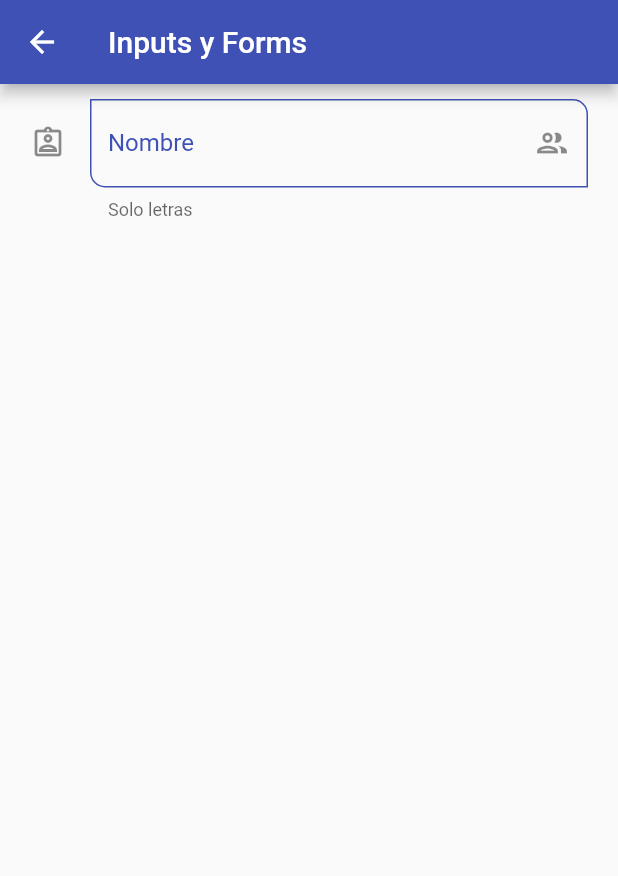
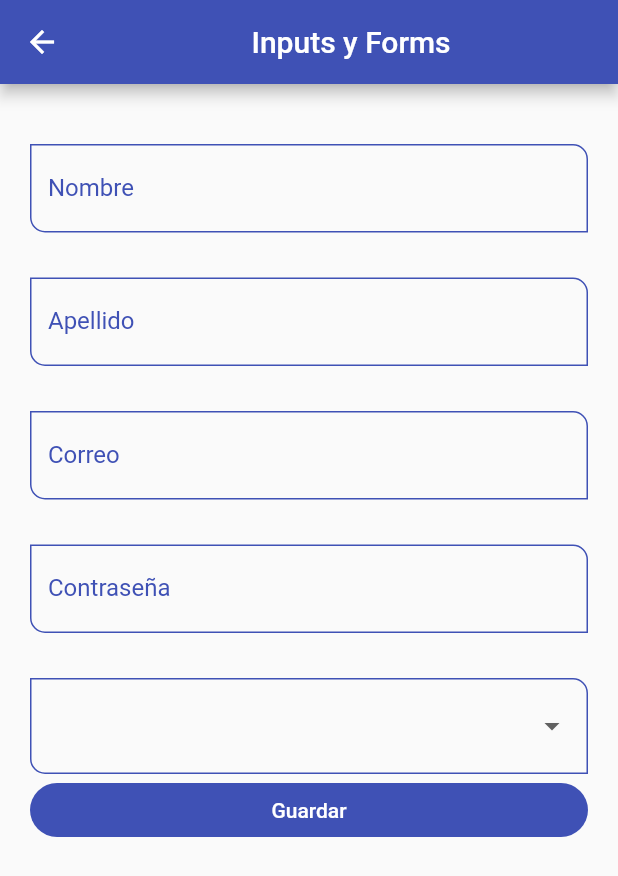
Before and after one commit to JaredTc/flutter_components, a Flutter app: the InputScreen screen opened directly, on a phone screen of 412 x 824 dp. Shown: the top 876 px of the screen. Run offline on Flutter 3.47's test engine with Material 2 defaults, Android fonts, the phone set to English and light mode, and no system bars; statements that could not run were skipped.

Commit message:
forms get value

```diff
--- a/lib/screens/inputs_screen.dart
+++ b/lib/screens/inputs_screen.dart
@@ -1,51 +1,71 @@
+import 'package:components/widgets/widgets.dart';
 import 'package:flutter/material.dart';
 
 class InputScreen extends StatelessWidget {
-
   const InputScreen({Key? key}) : super(key: key);
 
   @override
   Widget build(BuildContext context) {
-    return  Scaffold(
+    final GlobalKey<FormState> myFormkey = GlobalKey();
+
+    final Map<String, String> formValues = {
+      'first_name':   'Jared',
+      'last_name' :   'Ayala',
+      'email'     :   'jyala@google.com',
+      'password'  :   '123456',
+      'role'      :   'Admin',
+    };
+    return Scaffold(
       appBar: AppBar(
-        title: Text('Inputs y Forms'),
+        title: Center(child: Text('Inputs y Forms')),
       ),
       body: SingleChildScrollView(
         child: Padding(
           padding: const EdgeInsets.symmetric(horizontal: 20, vertical: 10),
-        child: Column(
-          children: [
-            TextFormField(
-              autofocus: false,
-              // initialValue: 'Jared Ayala',
-              textCapitalization: TextCapitalization.words,
-              onChanged: (value) {
-                print("value $value");
-              },
-              validator: (value) {
-                if ( value == null) return 'este cambio es requerido';
-                return value.length < 3 ? 'Minimo de 3 letras' : null;
-              },
-              autovalidateMode: AutovalidateMode.onUserInteraction,
-              decoration: InputDecoration(
-                hintText: 'Nombre del usuario',
-                labelText: 'Nombre',
-                helperText: 'Solo letras',
-                counterText: '',
-                // prefixIcon: Icon(Icons.verified_user_outlined),
-                suffixIcon: Icon( Icons.group_outlined),
-                icon: Icon(Icons.assignment_ind_outlined),
-                // border:  OutlineInputBorder(
-                //  borderRadius: BorderRadius.only(
-                //    bottomLeft: Radius.circular(10),
-                //    topRight: Radius.circular(10)
-                //  ),
+          child: Form(
+            key: myFormkey,
+            child: Column(
+              children:  [
+                SizedBox( height: 30,),
+                CustomInputField(labelText: 'Nombre', hintText: 'Nombre del usuario', formProperety: 'first_name', formValues: formValues,),
+                SizedBox( height: 30,),
+                CustomInputField( labelText: 'Apellido', hintText: 'Apellido del usuario',formProperety: 'last_name', formValues: formValues),
+                SizedBox( height: 30  ),
 
-                // ),
-              ),
+                CustomInputField( labelText: 'Correo', hintText: 'Correo del usuario', keyboardType: TextInputType.emailAddress,formProperety: 'email', formValues: formValues),
+                SizedBox( height: 30  ),
+
+                CustomInputField( labelText: 'Contraseña', hintText: 'Contraseña del usuario', obscureText: true,formProperety: 'password', formValues: formValues),
+                SizedBox( height: 30  ),
+
+                DropdownButtonFormField<String>(
+                  items: [
+                  DropdownMenuItem( value: 'Admin', child: Text('Admin')),
+                  DropdownMenuItem( value: 'Superuser', child: Text('SuperUser')),
+                  DropdownMenuItem( value: 'Developer', child: Text('Developer')),
+                  DropdownMenuItem( value: 'J.R Developer', child: Text('J.R Developer')),
+                ],
+                onChanged: ( value ) {
+                  print(value);
+                  formValues['role'] = value ?? 'Admin';
+                },),
+
+                ElevatedButton(
+                  child: SizedBox(
+                      width: double.infinity,
+                      child: Center(child: Text('Guardar'))),
+                  onPressed: () {
+                    FocusScope.of(context).requestFocus(FocusNode());
+                    if (!myFormkey.currentState!.validate()) {
+                      print('formulario no valido');
+                      return;
+                    }
+                    print(formValues);
+                  },
+                ),
+              ],
             ),
-          ],
-        ),
+          ),
         ),
       ),
     );
--- a/lib/theme/app_theme.dart
+++ b/lib/theme/app_theme.dart
@@ -1,63 +1,44 @@
-
 import 'package:flutter/cupertino.dart';
 import 'package:flutter/material.dart';
 
-class AppTheme{
-
-  static  const Color primary = Colors.indigo;
+class AppTheme {
+  static const Color primary = Colors.indigo;
 
   static final ThemeData LightTheme = ThemeData.light().copyWith(
-
-        primaryColor:primary,
-        appBarTheme: const AppBarTheme(
-          color: primary
-        ),
-
-        textButtonTheme: TextButtonThemeData(
-          style:  TextButton.styleFrom( primary: primary)
-        ),
-
+      primaryColor: primary,
+      appBarTheme: const AppBarTheme(color: primary),
+      textButtonTheme:
+          TextButtonThemeData(style: TextButton.styleFrom(primary: primary)),
       floatingActionButtonTheme: const FloatingActionButtonThemeData(
-        backgroundColor: primary,
-        elevation: 0
-
-
-      ),
-
+          backgroundColor: primary, elevation: 0),
       elevatedButtonTheme: ElevatedButtonThemeData(
         style: ElevatedButton.styleFrom(
           primary: Colors.indigo,
           shape: const StadiumBorder(),
           elevation: 0,
-           )
         ),
-
-
-      inputDecorationTheme:  const InputDecorationTheme(
+      ),
+      inputDecorationTheme: const InputDecorationTheme(
         labelStyle: TextStyle(color: primary),
         enabledBorder: OutlineInputBorder(
-          borderSide: BorderSide( color: primary  ),
-          borderRadius: BorderRadius.only(  bottomLeft: Radius.circular(10),
-          topRight: Radius.circular(10))
+            borderSide: BorderSide(color: primary),
+            borderRadius: BorderRadius.only(
+                bottomLeft: Radius.circular(10),
+                topRight: Radius.circular(10))),
+        focusedBorder: OutlineInputBorder(
+            borderSide: BorderSide(color: primary),
+            borderRadius: BorderRadius.only(
+                bottomLeft: Radius.circular(10),
+                topRight: Radius.circular(10))),
+        border: OutlineInputBorder(
+          borderRadius: BorderRadius.only(
+            bottomLeft: Radius.circular(10),
           ),
-
-        focusedBorder: OutlineInputBorder(
-          borderSide: BorderSide( color: primary  ),
-          borderRadius: BorderRadius.only(  bottomLeft: Radius.circular(10),
-          topRight: Radius.circular(10))
-        )
-      )
-
-
-      );
-
-
+        ),
+      ));
 
   static final ThemeData DarkTheme = ThemeData.dark().copyWith(
     primaryColor: Colors.limeAccent,
-        appBarTheme: const AppBarTheme(
-          color: primary
-        ),
+    appBarTheme: const AppBarTheme(color: primary),
   );
-
 }
--- /dev/null
+++ b/lib/widgets/custom_input_field.dart
@@ -0,0 +1,54 @@
+import 'package:flutter/material.dart';
+
+class CustomInputField extends StatelessWidget {
+
+  final String?  hintText;
+  final String?  labelText;
+  final String?  helperText;
+  final IconData? suffixIcon;
+  final IconData? icon;
+  final TextInputType? keyboardType;
+  final bool obscureText;
+
+
+  final String formProperety;
+  final Map<String, String> formValues;
+
+  const CustomInputField({
+    Key? key,
+    this.hintText,
+    this.labelText,
+    this.helperText,
+    this.suffixIcon,
+    this.icon,
+    this.keyboardType,
+    this.obscureText = false,
+    required this.formProperety,
+    required this.formValues,
+  }) : super(key: key);
+
+  @override
+  Widget build(BuildContext context) {
+    return TextFormField(
+      autofocus: false,
+      // initialValue: 'Jared Ayala',
+      textCapitalization: TextCapitalization.words,
+      keyboardType: keyboardType ,
+      obscureText: obscureText,
+      onChanged: (value)  => formValues[formProperety] = value,
+      validator: (value) {
+        if ( value == null) return 'este cambio es requerido';
+        return value.length < 3 ? 'Minimo de 3 letras' : null;
+      },
+      autovalidateMode: AutovalidateMode.onUserInteraction,
+      decoration: InputDecoration(
+        hintText: hintText,
+        labelText: labelText,
+        helperText: helperText,
+        suffixIcon: suffixIcon == null ? null :  Icon( suffixIcon ),
+        icon: icon == null ? null : Icon( icon ),
+        // icon: Icon(Icons.assignment_ind_outlined),
+      ),
+    );
+  }
+}
--- a/lib/widgets/widgets.dart
+++ b/lib/widgets/widgets.dart
@@ -1,5 +1,7 @@
 
 
 export 'package:components/widgets/custom_card_type_1.dart';
+export 'package:components/widgets/custom_input_field.dart';
+
 
 export 'package:components/widgets/custom_card_type_2.dart';
```
Lines whose indentation alone changed are shown as unchanged.
